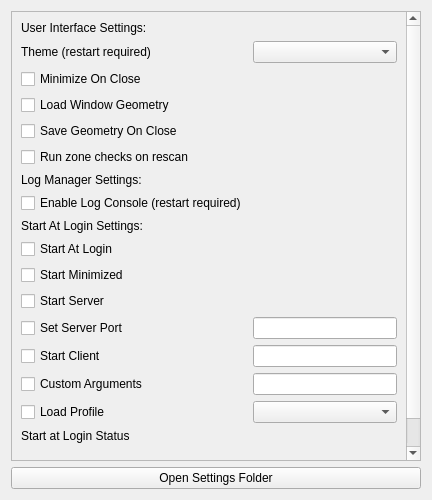
The window that qt/OpenRGBSettingsPage.ui (CalcProgrammer1/OpenRGB) describes before a commit, drawn with Qt 5.
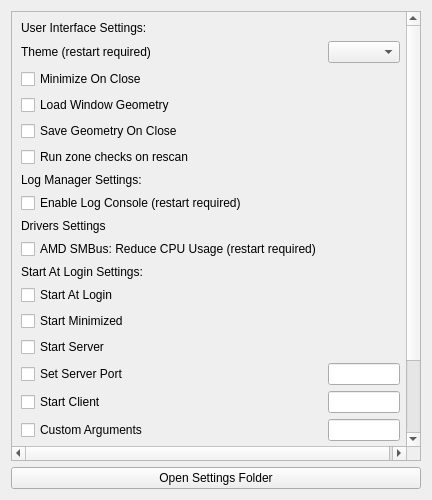
The same window after the commit.

Commit message: Reduce CPU usage when accessing i2c smbus devices on windows (AMD)

```diff
--- a/qt/OpenRGBSettingsPage.ui
+++ b/qt/OpenRGBSettingsPage.ui
@@ -24,41 +24,12 @@
        <rect>
         <x>0</x>
         <y>0</y>
-        <width>398</width>
-        <height>554</height>
+        <width>418</width>
+        <height>464</height>
        </rect>
       </property>
       <layout class="QGridLayout" name="gridLayout_3">
-       <item row="22" column="0">
-        <spacer name="verticalSpacer">
-         <property name="orientation">
-          <enum>Qt::Vertical</enum>
-         </property>
-         <property name="sizeType">
-          <enum>QSizePolicy::MinimumExpanding</enum>
-         </property>
-         <property name="sizeHint" stdset="0">
-          <size>
-           <width>20</width>
-           <height>40</height>
-          </size>
-         </property>
-        </spacer>
-       </item>
-       <item row="20" column="1">
-        <widget class="QComboBox" name="ComboBoxAutoStartProfile"/>
-       </item>
-       <item row="5" column="0">
-        <widget class="QCheckBox" name="CheckboxLoadGeometry">
-         <property name="text">
-          <string>Load Window Geometry</string>
-         </property>
-        </widget>
-       </item>
-       <item row="3" column="1">
-        <widget class="QComboBox" name="ComboBoxTheme"/>
-       </item>
-       <item row="17" column="1">
+       <item row="19" column="1">
         <widget class="QLineEdit" name="TextServerPort">
          <property name="inputMask">
           <string>90000</string>
@@ -71,33 +42,40 @@
          </property>
         </widget>
        </item>
-       <item row="7" column="0">
-        <widget class="QCheckBox" name="CheckboxRunZoneChecks">
+       <item row="20" column="0">
+        <widget class="QCheckBox" name="CheckboxAutoStartClient">
          <property name="text">
-          <string>Run zone checks on rescan</string>
+          <string>Start Client</string>
          </property>
         </widget>
        </item>
-       <item row="16" column="0">
-        <widget class="QCheckBox" name="CheckboxAutoStartServer">
+       <item row="10" column="0">
+        <widget class="QLabel" name="DriversSettingsLabel">
          <property name="text">
-          <string>Start Server</string>
+          <string>Drivers Settings</string>
          </property>
         </widget>
        </item>
-       <item row="18" column="1">
+       <item row="23" column="0">
+        <widget class="QLabel" name="AutoStartStatusLabel">
+         <property name="text">
+          <string>Start at Login Status</string>
+         </property>
+        </widget>
+       </item>
+       <item row="20" column="1">
         <widget class="QLineEdit" name="TextClientHost"/>
        </item>
-       <item row="19" column="1">
+       <item row="19" column="0">
+        <widget class="QCheckBox" name="CheckboxAutoStartSetServerPort">
+         <property name="text">
+          <string>Set Server Port</string>
+         </property>
+        </widget>
+       </item>
+       <item row="21" column="1">
         <widget class="QLineEdit" name="TextCustomArgs"/>
        </item>
-       <item row="15" column="0">
-        <widget class="QCheckBox" name="CheckboxAutoStartMinimized">
-         <property name="text">
-          <string>Start Minimized</string>
-         </property>
-        </widget>
-       </item>
        <item row="2" column="0">
         <widget class="QLabel" name="UserInterfaceSettingsLabel">
          <property name="text">
@@ -105,13 +83,6 @@
          </property>
         </widget>
        </item>
-       <item row="11" column="0">
-        <widget class="QCheckBox" name="CheckboxAutoStart">
-         <property name="text">
-          <string>Start At Login</string>
-         </property>
-        </widget>
-       </item>
        <item row="4" column="0">
         <widget class="QCheckBox" name="CheckboxMinimizeOnClose">
          <property name="text">
@@ -126,42 +97,35 @@
          </property>
         </widget>
        </item>
-       <item row="18" column="0">
-        <widget class="QCheckBox" name="CheckboxAutoStartClient">
+       <item row="13" column="0">
+        <widget class="QCheckBox" name="CheckboxAutoStart">
          <property name="text">
-          <string>Start Client</string>
+          <string>Start At Login</string>
          </property>
         </widget>
        </item>
-       <item row="20" column="0">
+       <item row="22" column="0">
         <widget class="QCheckBox" name="CheckboxAutoStartProfile">
          <property name="text">
           <string>Load Profile</string>
          </property>
         </widget>
        </item>
-       <item row="17" column="0">
-        <widget class="QCheckBox" name="CheckboxAutoStartSetServerPort">
+       <item row="18" column="0">
+        <widget class="QCheckBox" name="CheckboxAutoStartServer">
          <property name="text">
-          <string>Set Server Port</string>
+          <string>Start Server</string>
          </property>
         </widget>
        </item>
-       <item row="3" column="0">
-        <widget class="QLabel" name="ThemeLabel">
+       <item row="12" column="0">
+        <widget class="QLabel" name="AutoStartLabel">
          <property name="text">
-          <string>Theme (restart required)</string>
+          <string>Start At Login Settings:</string>
          </property>
         </widget>
        </item>
-       <item row="9" column="0">
-        <widget class="QCheckBox" name="CheckboxLogConsole">
-         <property name="text">
-          <string>Enable Log Console (restart required)</string>
-         </property>
-        </widget>
-       </item>
-       <item row="19" column="0">
+       <item row="21" column="0">
         <widget class="QCheckBox" name="CheckboxAutoStartCustom">
          <property name="text">
           <string>Custom Arguments</string>
@@ -175,17 +139,67 @@
          </property>
         </widget>
        </item>
-       <item row="21" column="0">
-        <widget class="QLabel" name="AutoStartStatusLabel">
+       <item row="17" column="0">
+        <widget class="QCheckBox" name="CheckboxAutoStartMinimized">
          <property name="text">
-          <string>Start at Login Status</string>
+          <string>Start Minimized</string>
          </property>
         </widget>
        </item>
-       <item row="10" column="0">
-        <widget class="QLabel" name="AutoStartLabel">
+       <item row="24" column="0">
+        <spacer name="verticalSpacer">
+         <property name="orientation">
+          <enum>Qt::Vertical</enum>
+         </property>
+         <property name="sizeType">
+          <enum>QSizePolicy::MinimumExpanding</enum>
+         </property>
+         <property name="sizeHint" stdset="0">
+          <size>
+           <width>20</width>
+           <height>40</height>
+          </size>
+         </property>
+        </spacer>
+       </item>
+       <item row="3" column="1">
+        <widget class="QComboBox" name="ComboBoxTheme"/>
+       </item>
+       <item row="7" column="0">
+        <widget class="QCheckBox" name="CheckboxRunZoneChecks">
          <property name="text">
-          <string>Start At Login Settings:</string>
+          <string>Run zone checks on rescan</string>
+         </property>
+        </widget>
+       </item>
+       <item row="9" column="0">
+        <widget class="QCheckBox" name="CheckboxLogConsole">
+         <property name="text">
+          <string>Enable Log Console (restart required)</string>
+         </property>
+        </widget>
+       </item>
+       <item row="3" column="0">
+        <widget class="QLabel" name="ThemeLabel">
+         <property name="text">
+          <string>Theme (restart required)</string>
+         </property>
+        </widget>
+       </item>
+       <item row="5" column="0">
+        <widget class="QCheckBox" name="CheckboxLoadGeometry">
+         <property name="text">
+          <string>Load Window Geometry</string>
+         </property>
+        </widget>
+       </item>
+       <item row="22" column="1">
+        <widget class="QComboBox" name="ComboBoxAutoStartProfile"/>
+       </item>
+       <item row="11" column="0">
+        <widget class="QCheckBox" name="CheckboxAMDSMBusReduceCPU">
+         <property name="text">
+          <string>AMD SMBus: Reduce CPU Usage (restart required)</string>
          </property>
         </widget>
        </item>
```
The commit also changes 4 other files.
